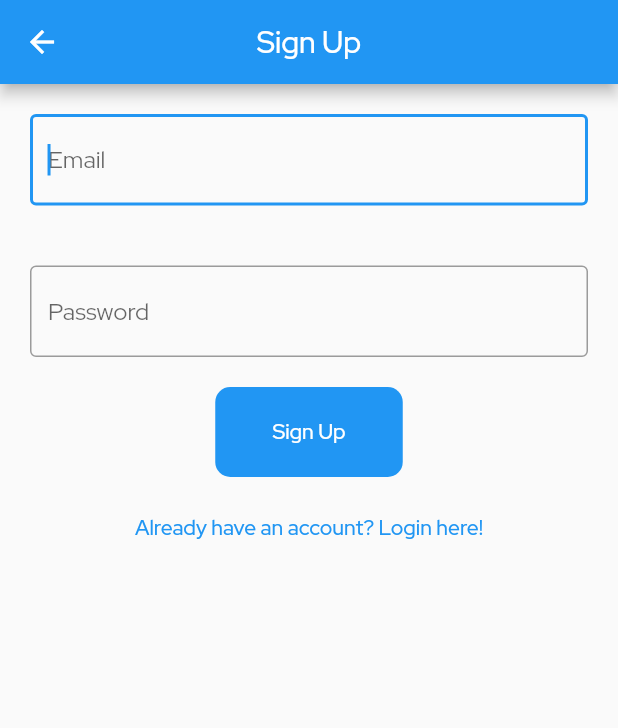
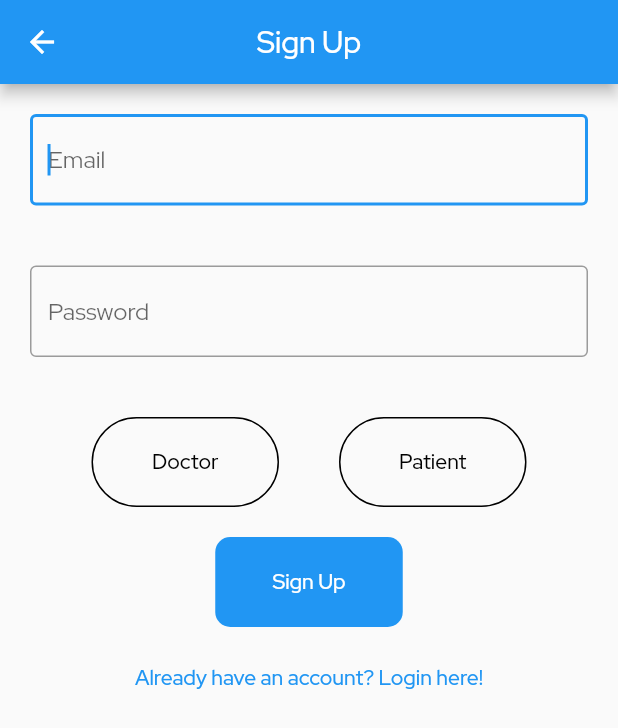
Before and after one commit to vsmart-06/health-locker, a Flutter app: the Signup screen opened by its route, on a phone screen of 412 x 824 dp. Shown: the top 728 px of the screen. Run offline on Flutter 3.47's test engine with Material 3 defaults, Android fonts, the phone set to English and light mode, and no system bars; our stand-ins replace file_picker, flutter_secure_storage, google_fonts; missing offline and left inert: syncfusion_flutter_pdfviewer; accounts and stored records are empty.

Commit message:
Added doctor patient differentiation

```diff
--- a/src/lib/pages/signup_page.dart
+++ b/src/lib/pages/signup_page.dart
@@ -15,6 +15,7 @@ class Signup extends StatefulWidget {
 class _SignupState extends State<Signup> {
   String email = "";
   String password = "";
+  String? role;
   String? errorText;
   List<bool> errors = [false, false];
   String? primaryFont = GoogleFonts.redHatDisplay().fontFamily;
@@ -36,7 +37,7 @@ class _SignupState extends State<Signup> {
 
   void signup() async {
     var response = await post(Uri.parse(baseUrl + "/signup/"),
-        body: {"email": email, "password": password});
+        body: {"email": email, "password": password, "role": role});
 
     var info = jsonDecode(response.body);
 
@@ -100,6 +101,48 @@ class _SignupState extends State<Signup> {
                   },
                 ),
               ),
+              Row(
+                mainAxisAlignment: MainAxisAlignment.center,
+                children: [
+                  Padding(
+                    padding: const EdgeInsets.all(20.0),
+                    child: TextButton(
+                    style: ButtonStyle(
+                        minimumSize: WidgetStatePropertyAll(Size(125, 60)),
+                        backgroundColor: WidgetStatePropertyAll((role == null || role != "doctor") ? Colors.transparent : Colors.blue),
+                        foregroundColor: WidgetStatePropertyAll((role == null || role != "doctor") ? Colors.black : Colors.white),
+                        shape: WidgetStatePropertyAll(RoundedRectangleBorder(
+                          side: (role == null || role != "doctor") ? BorderSide(color: Colors.black) : BorderSide(color: Colors.transparent),
+                            borderRadius: BorderRadius.circular(30)))),
+                    onPressed: () {
+                      setState(() {
+                        if (role == null || role != "doctor") role = "doctor";
+                        else role = null;
+                      });
+                    },
+                    child:
+                        Text("Doctor", style: TextStyle(fontFamily: primaryFont))),
+                  ),
+                  Padding(
+                    padding: const EdgeInsets.all(20.0),
+                    child: TextButton(
+                    style: ButtonStyle(
+                      minimumSize: WidgetStatePropertyAll(Size(125, 60)),
+                      backgroundColor: WidgetStatePropertyAll((role == null || role != "patient") ? Colors.transparent : Colors.blue),
+                      foregroundColor: WidgetStatePropertyAll((role == null || role != "patient") ? Colors.black : Colors.white),
+                      shape: WidgetStatePropertyAll(RoundedRectangleBorder(
+                        side: (role == null || role != "patient") ? BorderSide(color: Colors.black) : BorderSide(color: Colors.transparent),
+                          borderRadius: BorderRadius.circular(30)))),
+                  onPressed: () {
+                    setState(() {
+                      if (role == null || role != "patient") role = "patient";
+                      else role = null;
+                    });
+                  },
+                  child:
+                      Text("Patient", style: TextStyle(fontFamily: primaryFont))),)
+                ],
+              ),
               (errorText != null) ? Padding(
                 padding: const EdgeInsets.only(bottom: 20.0),
                 child: Text(errorText!, style: TextStyle(color: Colors.red),),
```
Also changed, not shown: 3 other files.
